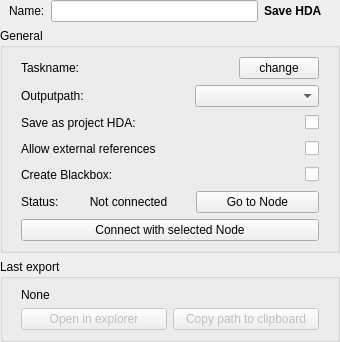
Before: the Qt Designer form Prism/Plugins/Apps/Houdini/Scripts/StateManagerNodes/StateUserInterfaces/hou_SaveHDA.ui in PrismPipeline/Prism, drawn with Qt 5.
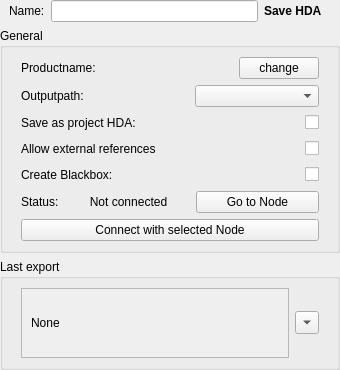
After: the same form once the commit is applied.

```diff
--- a/Prism/Plugins/Apps/Houdini/Scripts/StateManagerNodes/StateUserInterfaces/hou_SaveHDA.ui
+++ b/Prism/Plugins/Apps/Houdini/Scripts/StateManagerNodes/StateUserInterfaces/hou_SaveHDA.ui
@@ -7,27 +7,9 @@
     <x>0</x>
     <y>0</y>
     <width>340</width>
-    <height>325</height>
+    <height>354</height>
    </rect>
   </property>
-  <property name="sizePolicy">
-   <sizepolicy hsizetype="Fixed" vsizetype="Fixed">
-    <horstretch>0</horstretch>
-    <verstretch>0</verstretch>
-   </sizepolicy>
-  </property>
-  <property name="minimumSize">
-   <size>
-    <width>340</width>
-    <height>0</height>
-   </size>
-  </property>
-  <property name="maximumSize">
-   <size>
-    <width>340</width>
-    <height>16777215</height>
-   </size>
-  </property>
   <property name="windowTitle">
    <string>Export</string>
   </property>
@@ -113,7 +95,7 @@
          <item>
           <widget class="QLabel" name="l_tasklabel">
            <property name="text">
-            <string>Taskname:</string>
+            <string>Productname:</string>
            </property>
           </widget>
          </item>
@@ -404,7 +386,7 @@
      <property name="checked">
       <bool>false</bool>
      </property>
-     <layout class="QVBoxLayout" name="verticalLayout_4">
+     <layout class="QHBoxLayout" name="horizontalLayout">
       <property name="leftMargin">
        <number>18</number>
       </property>
@@ -412,54 +394,42 @@
        <number>18</number>
       </property>
       <item>
-       <widget class="QLabel" name="l_pathLast">
-        <property name="text">
-         <string>None</string>
+       <widget class="QScrollArea" name="scrollArea">
+        <property name="widgetResizable">
+         <bool>true</bool>
         </property>
+        <widget class="QWidget" name="scrollAreaWidgetContents">
+         <property name="geometry">
+          <rect>
+           <x>0</x>
+           <y>0</y>
+           <width>271</width>
+           <height>69</height>
+          </rect>
+         </property>
+         <layout class="QHBoxLayout" name="horizontalLayout_5">
+          <item>
+           <widget class="QLabel" name="l_pathLast">
+            <property name="text">
+             <string>None</string>
+            </property>
+           </widget>
+          </item>
+         </layout>
+        </widget>
        </widget>
       </item>
       <item>
-       <widget class="QWidget" name="widget_2" native="true">
-        <layout class="QHBoxLayout" name="horizontalLayout_14">
-         <property name="leftMargin">
-          <number>0</number>
-         </property>
-         <property name="topMargin">
-          <number>0</number>
-         </property>
-         <property name="rightMargin">
-          <number>0</number>
-         </property>
-         <property name="bottomMargin">
-          <number>0</number>
-         </property>
-         <item>
-          <widget class="QPushButton" name="b_openLast">
-           <property name="enabled">
-            <bool>false</bool>
-           </property>
-           <property name="focusPolicy">
-            <enum>Qt::NoFocus</enum>
-           </property>
-           <property name="text">
-            <string>Open in explorer</string>
-           </property>
-          </widget>
-         </item>
-         <item>
-          <widget class="QPushButton" name="b_copyLast">
-           <property name="enabled">
-            <bool>false</bool>
-           </property>
-           <property name="focusPolicy">
-            <enum>Qt::NoFocus</enum>
-           </property>
-           <property name="text">
-            <string>Copy path to clipboard</string>
-           </property>
-          </widget>
-         </item>
-        </layout>
+       <widget class="QToolButton" name="b_pathLast">
+        <property name="enabled">
+         <bool>true</bool>
+        </property>
+        <property name="text">
+         <string>...</string>
+        </property>
+        <property name="arrowType">
+         <enum>Qt::DownArrow</enum>
+        </property>
        </widget>
       </item>
      </layout>
```
Left out of the diff: 9 changed lines with no effect on the pictures.
